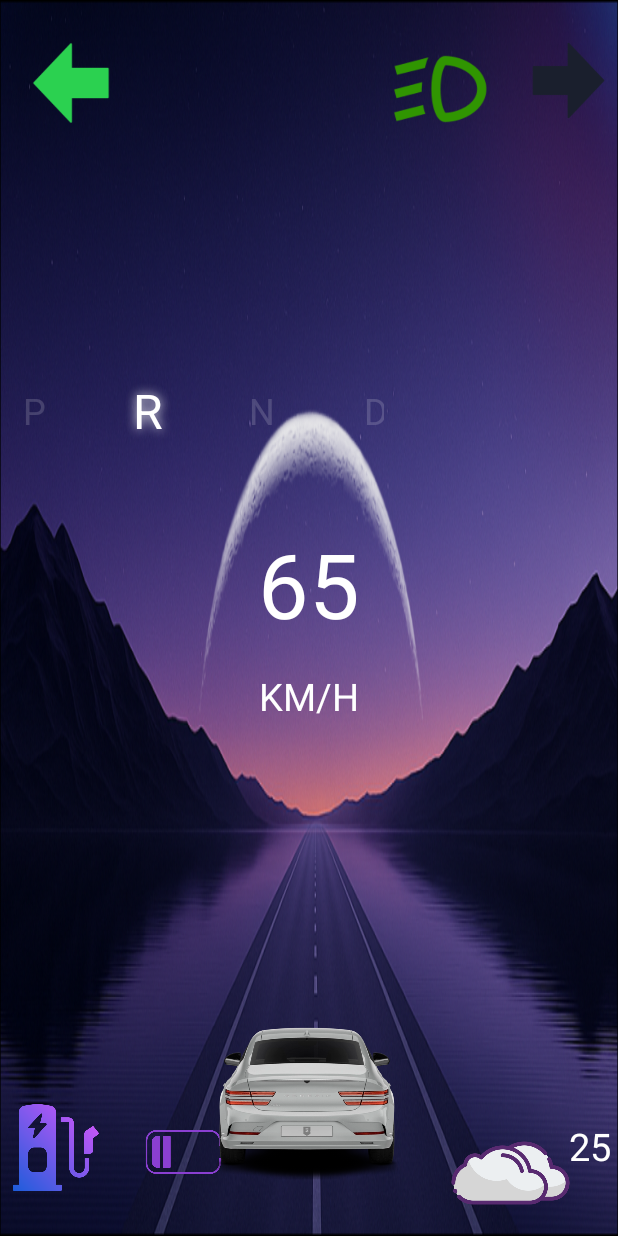
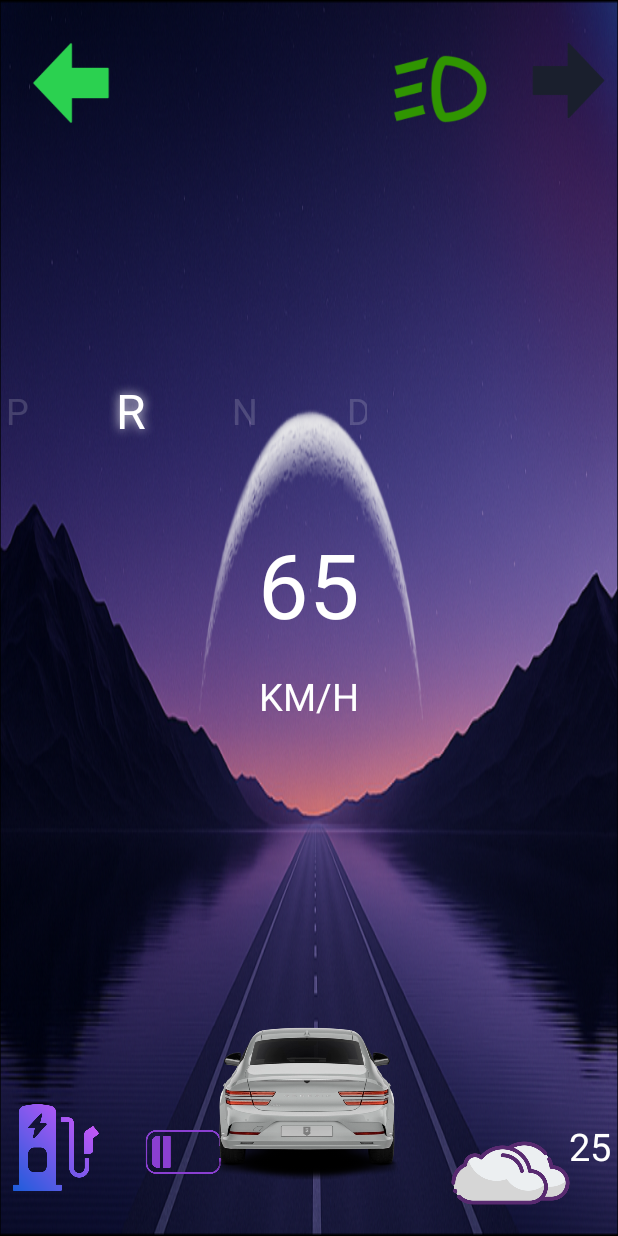
Before and after one commit to VEOS-ITI/DashboardScreen, an Android app: the screen it shows after launch (MainActivity), on a phone screen of 412 x 824 dp. Run offline under Robolectric (Android 15) with nearby library versions, the phone set to English and light mode, and no system bars.

```diff
--- a/app/src/main/java/com/example/dashboardscreen/MainActivity.java
+++ b/app/src/main/java/com/example/dashboardscreen/MainActivity.java
@@ -6,12 +6,14 @@ import android.animation.ValueAnimator;
 import android.hardware.lights.Light;
 import android.os.Bundle;
 import android.os.Handler;
+import android.util.Log;
 import android.view.animation.Animation;
 import android.view.animation.TranslateAnimation;
 import android.widget.ImageView;
 import android.widget.TextView;
 
 import androidx.activity.EdgeToEdge;
+import androidx.annotation.Nullable;
 import androidx.appcompat.app.AppCompatActivity;
 import androidx.core.graphics.Insets;
 import androidx.core.view.ViewCompat;
@@ -19,7 +21,29 @@ import androidx.core.view.WindowInsetsCompat;
 import androidx.recyclerview.widget.LinearLayoutManager;
 import androidx.recyclerview.widget.RecyclerView;
 
+//import android.car.Car
+//import android.car.hardware.CarPropertyValue
+//import android.car.hardware.property.CarPropertyManager
+
 public class MainActivity extends AppCompatActivity {
+
+    int VENDOR_EXTENSION_SPEED_PROPERTY = 0x21400104;
+
+    int VENDOR_EXTENSION_GEAR_PROPERTY = 0x21400105;
+
+    int VENDOR_EXTENSION_BATTERYLEVEL_PROPERTY = 0x21400106;
+
+    int VENDOR_EXTENSION_RIGHTLIGHTING_PROPERTY = 0x21400107;
+
+    int VENDOR_EXTENSION_LEFTLIGHTING_PROPERTY = 0x21400108;
+    int VENDOR_EXTENSION_LIGHTING_PROPERTY = 0x21400108;
+    int VENDOR_EXTENSION_TEMP_PROPERTY = 0x21400109;
+    int VENDOR_EXTENSION_TIRE_PROPERTY  = 0x21400110;
+    int VENDOR_EXTENSION_SEATBELT_PROPERTY  = 0x21400110;
+
+    int VENDOR_EXTENSION_DISTANCE_PROPERTY= 0x21400110;
+
+
 
     int vhallighting_status=1,vhalright_light_status=0,vhalleft_light_status =1,vhalbatterylevel=15;
     RecyclerView gearRecycler;
@@ -28,6 +52,8 @@ public class MainActivity extends AppCompatActivity {
 
     ImageView road1, road2 , lightingON ,lightingOFF ,lightingERROR , rightLightON, leftLightON, rightLightOFF, leftLightOFF,batterycharge, batterylevel;
     float roadHeight = 600f; // match height in dp
+
+//    CarPropertyManager carPropertyManager;
 
     @Override
     protected void onCreate(Bundle savedInstanceState) {
@@ -39,6 +65,9 @@ public class MainActivity extends AppCompatActivity {
             v.setPadding(systemBars.left, systemBars.top, systemBars.right, systemBars.bottom);
             return insets;
         });
+//        car = Car.createCar(this.applicationContext);
+//        carPropertyManager = car.getCarManager(Car.PROPERTY_SERVICE) as CarPropertyManager;
+
         lightingON=findViewById(R.id.light_on_img);
         lightingOFF=findViewById(R.id.light_off_img);
         lightingERROR=findViewById(R.id.light_error_img);
@@ -62,6 +91,21 @@ public class MainActivity extends AppCompatActivity {
         gearRecycler.setAdapter(adapter);
 
         adapter.setSelectedPosition(1);
+
+//        carPropertyManager.registerCallback(new CarPropertyManager.CarPropertyEventCallback() {
+//            @Override
+//            public void onChangeEvent(@Nullable CarPropertyValue<?> value) {
+//                if (value != null && value.getValue() instanceof Integer) {
+//                    int intValue = (Integer) value.getValue();
+//                    updateSpeedometer(1, (float) intValue);
+//                }
+//            }
+//
+//            @Override
+//            public void onErrorEvent(int propertyId, int zone) {
+//                Log.i("Prop Error", propertyId + " , " + zone);
+//            }
+//        }, VENDOR_EXTENSION_SPEED_PROPERTY, CarPropertyManager.SENSOR_RATE_FASTEST);
 
         handleLighting();
         handleRightLight();
--- a/app/src/main/res/layout/activity_main.xml
+++ b/app/src/main/res/layout/activity_main.xml
@@ -285,12 +285,12 @@
         android:layout_marginTop="140dp"
 
         android:orientation="horizontal"
-        app:layout_constraintBottom_toTopOf="@+id/battery_img"
+        app:layout_constraintBottom_toBottomOf="parent"
         app:layout_constraintEnd_toStartOf="@+id/textView"
-        app:layout_constraintHorizontal_bias="0.108"
+        app:layout_constraintHorizontal_bias="0.185"
         app:layout_constraintStart_toStartOf="parent"
         app:layout_constraintTop_toBottomOf="@+id/seat_belt_img"
-        app:layout_constraintVertical_bias="0.501" />
+        app:layout_constraintVertical_bias="0.0" />
 
     <ImageView
         android:id="@+id/carView"
--- a/app/src/main/res/values/themes.xml
+++ b/app/src/main/res/values/themes.xml
@@ -1,6 +1,6 @@
 <resources xmlns:tools="http://schemas.android.com/tools">
     <!-- Base application theme. -->
-    <style name="Base.Theme.DashboardScreen" parent="Theme.Material3.DayNight.NoActionBar">
+    <style name="Base.Theme.DashboardScreen" parent="Theme.MaterialComponents.DayNight.NoActionBar">
         <!-- Customize your light theme here. -->
         <!-- <item name="colorPrimary">@color/my_light_primary</item> -->
     </style>
```
